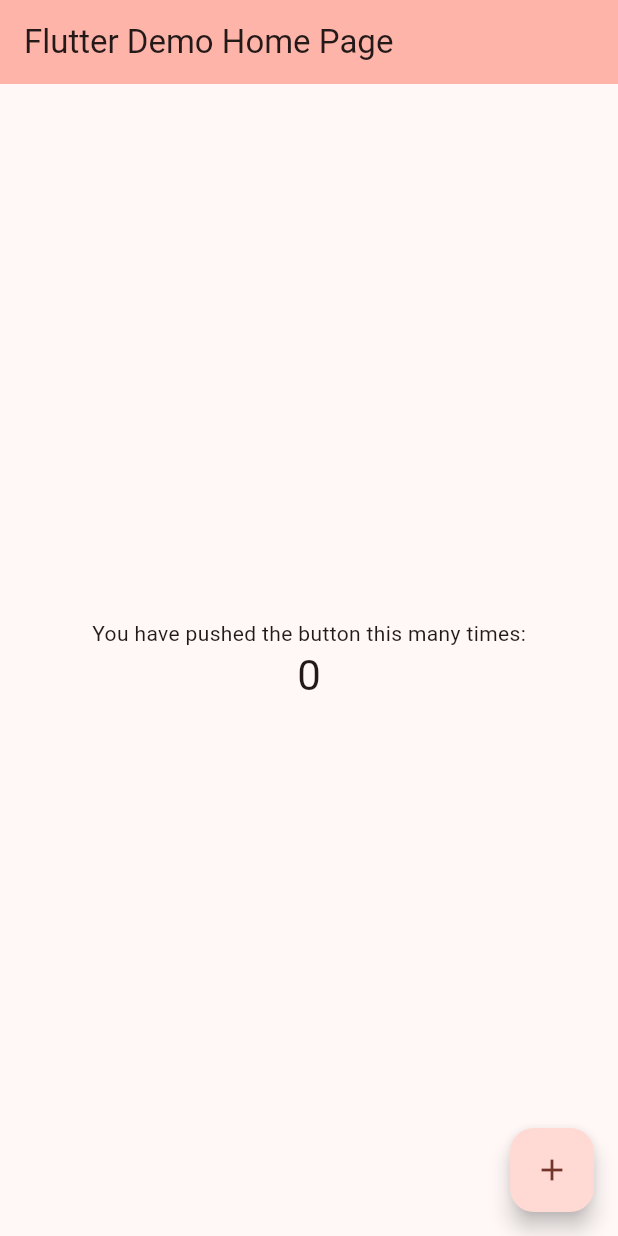
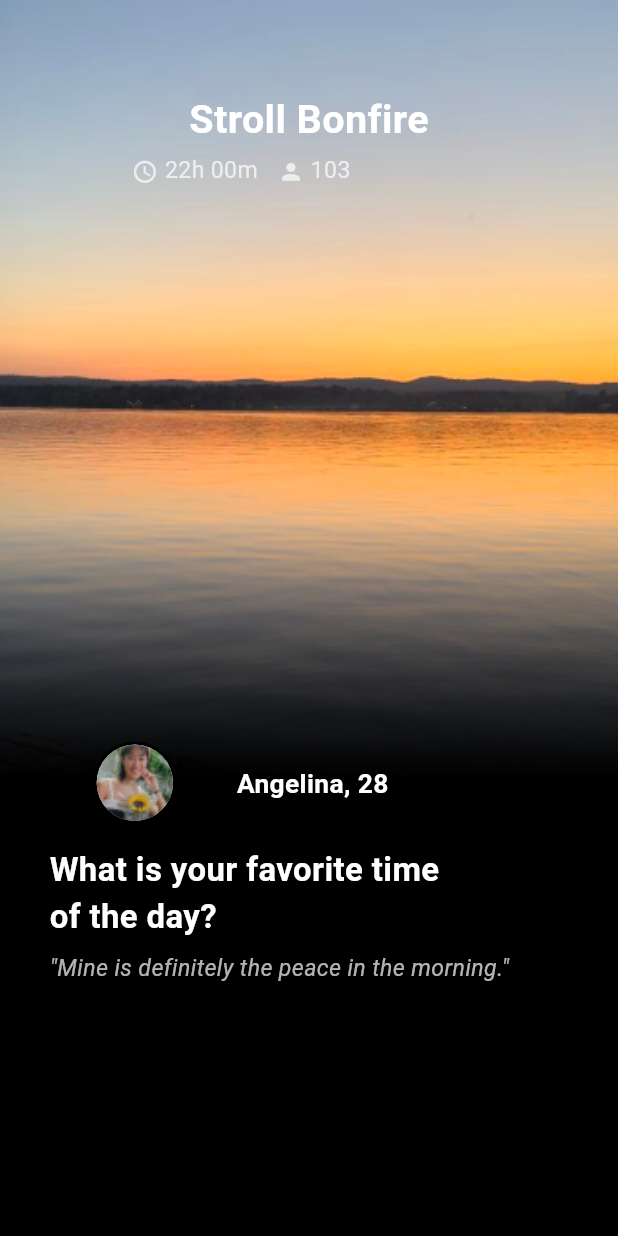
Before and after one commit to trick4u/stroll, a Flutter app: the screen it shows after launch, on a phone screen of 412 x 824 dp. Run offline on Flutter 3.47's test engine with Material 3 defaults, Android fonts, the phone set to English and light mode, and no system bars.

Commit message:
titleAndImageFix

```diff
--- a/analysis_options.yaml
+++ b/analysis_options.yaml
@@ -21,6 +21,9 @@
   # `// ignore_for_file: name_of_lint` syntax on the line or in the file
   # producing the lint.
   rules:
+    prefer_const_constructors: false
+    prefer_const_literals_to_create_immutables: false
+    prefer_const_constructors_in_immutables: false
     # avoid_print: false  # Uncomment to disable the `avoid_print` rule
     # prefer_single_quotes: true  # Uncomment to enable the `prefer_single_quotes` rule
 
--- a/lib/main.dart
+++ b/lib/main.dart
@@ -1,125 +1,27 @@
 import 'package:flutter/material.dart';
+import 'package:flutter/services.dart';
+
+import 'pages/home_page.dart';
 
 void main() {
-  runApp(const MyApp());
+  WidgetsFlutterBinding.ensureInitialized();
+  SystemChrome.setPreferredOrientations([
+    DeviceOrientation.portraitUp,
+    DeviceOrientation.portraitDown,
+  ]).then((_) {
+    runApp(const MyApp());
+  });
 }
 
 class MyApp extends StatelessWidget {
   const MyApp({super.key});
 
-  // This widget is the root of your application.
   @override
   Widget build(BuildContext context) {
-    return MaterialApp(
-      title: 'Flutter Demo',
-      theme: ThemeData(
-        // This is the theme of your application.
-        //
-        // TRY THIS: Try running your application with "flutter run". You'll see
-        // the application has a purple toolbar. Then, without quitting the app,
-        // try changing the seedColor in the colorScheme below to Colors.green
-        // and then invoke "hot reload" (save your changes or press the "hot
-        // reload" button in a Flutter-supported IDE, or press "r" if you used
-        // the command line to start the app).
-        //
-        // Notice that the counter didn't reset back to zero; the application
-        // state is not lost during the reload. To reset the state, use hot
-        // restart instead.
-        //
-        // This works for code too, not just values: Most code changes can be
-        // tested with just a hot reload.
-        colorScheme: ColorScheme.fromSeed(seedColor: Colors.red),
-        useMaterial3: true,
-      ),
-      home: const MyHomePage(title: 'Flutter Demo Home Page'),
+    return const MaterialApp(
+      debugShowCheckedModeBanner: false,
+      title: 'Stroll Flutter',
+      home: HomePage(),
     );
   }
 }
-
-class MyHomePage extends StatefulWidget {
-  const MyHomePage({super.key, required this.title});
-
-  // This widget is the home page of your application. It is stateful, meaning
-  // that it has a State object (defined below) that contains fields that affect
-  // how it looks.
-
-  // This class is the configuration for the state. It holds the values (in this
-  // case the title) provided by the parent (in this case the App widget) and
-  // used by the build method of the State. Fields in a Widget subclass are
-  // always marked "final".
-
-  final String title;
-
-  @override
-  State<MyHomePage> createState() => _MyHomePageState();
-}
-
-class _MyHomePageState extends State<MyHomePage> {
-  int _counter = 0;
-
-  void _incrementCounter() {
-    setState(() {
-      // This call to setState tells the Flutter framework that something has
-      // changed in this State, which causes it to rerun the build method below
-      // so that the display can reflect the updated values. If we changed
-      // _counter without calling setState(), then the build method would not be
-      // called again, and so nothing would appear to happen.
-      _counter++;
-    });
-  }
-
-  @override
-  Widget build(BuildContext context) {
-    // This method is rerun every time setState is called, for instance as done
-    // by the _incrementCounter method above.
-    //
-    // The Flutter framework has been optimized to make rerunning build methods
-    // fast, so that you can just rebuild anything that needs updating rather
-    // than having to individually change instances of widgets.
-    return Scaffold(
-      appBar: AppBar(
-        // TRY THIS: Try changing the color here to a specific color (to
-        // Colors.amber, perhaps?) and trigger a hot reload to see the AppBar
-        // change color while the other colors stay the same.
-        backgroundColor: Theme.of(context).colorScheme.inversePrimary,
-        // Here we take the value from the MyHomePage object that was created by
-        // the App.build method, and use it to set our appbar title.
-        title: Text(widget.title),
-      ),
-      body: Center(
-        // Center is a layout widget. It takes a single child and positions it
-        // in the middle of the parent.
-        child: Column(
-          // Column is also a layout widget. It takes a list of children and
-          // arranges them vertically. By default, it sizes itself to fit its
-          // children horizontally, and tries to be as tall as its parent.
-          //
-          // Column has various properties to control how it sizes itself and
-          // how it positions its children. Here we use mainAxisAlignment to
-          // center the children vertically; the main axis here is the vertical
-          // axis because Columns are vertical (the cross axis would be
-          // horizontal).
-          //
-          // TRY THIS: Invoke "debug painting" (choose the "Toggle Debug Paint"
-          // action in the IDE, or press "p" in the console), to see the
-          // wireframe for each widget.
-          mainAxisAlignment: MainAxisAlignment.center,
-          children: <Widget>[
-            const Text(
-              'You have pushed the button this many times:',
-            ),
-            Text(
-              '$_counter',
-              style: Theme.of(context).textTheme.headlineMedium,
-            ),
-          ],
-        ),
-      ),
-      floatingActionButton: FloatingActionButton(
-        onPressed: _incrementCounter,
-        tooltip: 'Increment',
-        child: const Icon(Icons.add),
-      ), // This trailing comma makes auto-formatting nicer for build methods.
-    );
-  }
-}
--- /dev/null
+++ b/lib/pages/home_page.dart
@@ -0,0 +1,162 @@
+import 'package:flutter/material.dart';
+
+import '../services/colors.dart';
+import '../services/scaling.dart';
+
+class HomePage extends StatelessWidget {
+  const HomePage({super.key});
+
+  @override
+  Widget build(BuildContext context) {
+    ScaleUtil.init(context);
+    return Scaffold(
+      backgroundColor: AppColors.darkColor,
+      body: Stack(
+        children: [
+          Column(
+            mainAxisAlignment: MainAxisAlignment.start,
+            crossAxisAlignment: CrossAxisAlignment.start,
+            children: [
+              Container(
+                height: ScaleUtil.proportionalHeight(70),
+                width: ScaleUtil.fullWidth,
+                decoration: BoxDecoration(
+                  image: DecorationImage(
+                    image: AssetImage('assets/sunset.png'),
+                    fit: BoxFit.cover,
+                  ),
+                ),
+                child: Container(
+                  decoration: BoxDecoration(
+                    gradient: LinearGradient(
+                      colors: [
+                        Colors.black,
+                        Colors.transparent,
+                      ],
+                      begin: Alignment.bottomCenter,
+                      end: Alignment.topCenter,
+                      stops: [0.1, 0.4],
+                    ),
+                  ),
+                ),
+              ),
+              Expanded(
+                child: Container(
+                  margin: EdgeInsets.zero,
+                  decoration: BoxDecoration(color: Colors.black),
+                ),
+              )
+            ],
+          ),
+          Positioned(
+            top: ScaleUtil.height(60),
+            left: ScaleUtil.width(80),
+            right: ScaleUtil.width(80),
+            child: Column(
+              children: [
+                Text(
+                  'Stroll Bonfire',
+                  style: TextStyle(
+                    color: Colors.white,
+                    fontSize: ScaleUtil.fontSize(24),
+                    fontWeight: FontWeight.bold,
+                  ),
+                ),
+                SizedBox(height: ScaleUtil.height(4)),
+                Row(
+                  crossAxisAlignment: CrossAxisAlignment.center,
+                  children: [
+                    Icon(
+                      Icons.access_time,
+                      color: Colors.white70,
+                      size: ScaleUtil.scale(16),
+                    ),
+                    SizedBox(width: ScaleUtil.width(4)),
+                    Text(
+                      '22h 00m',
+                      style: TextStyle(
+                        color: Colors.white70,
+                        fontSize: ScaleUtil.fontSize(14),
+                      ),
+                    ),
+                    SizedBox(width: ScaleUtil.width(12)),
+                    Icon(
+                      Icons.person,
+                      color: Colors.white70,
+                      size: ScaleUtil.scale(16),
+                    ),
+                    SizedBox(width: ScaleUtil.width(4)),
+                    Text(
+                      '103',
+                      style: TextStyle(
+                        color: Colors.white70,
+                        fontSize: ScaleUtil.fontSize(14),
+                      ),
+                    ),
+                  ],
+                ),
+              ],
+            ),
+          ),
+          // Profile Section
+          Positioned(
+            left: ScaleUtil.width(30),
+            top: ScaleUtil.proportionalHeight(60),
+            child: Column(
+              crossAxisAlignment: CrossAxisAlignment.start,
+              children: [
+                Row(
+                  children: [
+                    Container(
+                      height: ScaleUtil.scale(50),
+                      decoration: BoxDecoration(
+                        shape: BoxShape.circle,
+                        border: Border.all(
+                          color: Colors.black,
+                          width: 2,
+                        ),
+                      ),
+                      child: CircleAvatar(
+                        radius: ScaleUtil.scale(50),
+                        backgroundImage: AssetImage('assets/profile.png'),
+                      ),
+                    ),
+                    SizedBox(
+                      width: ScaleUtil.width(10),
+                    ),
+                    Text(
+                      'Angelina, 28',
+                      style: TextStyle(
+                        color: Colors.white,
+                        fontSize: ScaleUtil.fontSize(16),
+                        fontWeight: FontWeight.w600,
+                      ),
+                    ),
+                  ],
+                ),
+                SizedBox(height: ScaleUtil.height(15)),
+                Text(
+                  'What is your favorite time\nof the day?',
+                  style: TextStyle(
+                    color: Colors.white,
+                    fontSize: ScaleUtil.fontSize(20),
+                    fontWeight: FontWeight.bold,
+                  ),
+                ),
+                SizedBox(height: ScaleUtil.height(8)),
+                Text(
+                  '"Mine is definitely the peace in the morning."',
+                  style: TextStyle(
+                    color: Colors.white70,
+                    fontSize: ScaleUtil.fontSize(14),
+                    fontStyle: FontStyle.italic,
+                  ),
+                ),
+              ],
+            ),
+          ),
+        ],
+      ),
+    );
+  }
+}
--- /dev/null
+++ b/lib/services/colors.dart
@@ -0,0 +1,6 @@
+import 'package:flutter/material.dart';
+
+class AppColors{
+
+static const Color darkColor = Color(0xFF020202);
+}
--- a/lib/services/scaling.dart
+++ b/lib/services/scaling.dart
@@ -62,6 +62,28 @@
     return size * (_screenHeight! / _baseHeight);
   }
 
+  // Get full screen width
+  static double get fullWidth {
+    if (_screenWidth == null) return _baseWidth;
+    return _screenWidth!;
+  }
+
+  // Get full screen height
+  static double get fullHeight {
+    if (_screenHeight == null) return _baseHeight;
+    return _screenHeight!;
+  }
+
+  // Get proportional width (percentage of screen width)
+  static double proportionalWidth(double percentage) {
+    return fullWidth * (percentage / 100);
+  }
+
+  // Get proportional height (percentage of screen height)
+  static double proportionalHeight(double percentage) {
+    return fullHeight * (percentage / 100);
+  }
+
   // SizedBox
   static SizedBox sizedBox({double? width, double? height}) {
     return SizedBox(
@@ -85,7 +107,8 @@
   static double deviceAwareScale(double size, {double tabletFactor = 1.5}) {
     return _isTablet ? scale(size * tabletFactor) : scale(size);
   }
+
   static Radius radius(double radius) {
-  return Radius.circular(scale(radius));
+    return Radius.circular(scale(radius));
+  }
 }
-}
--- a/pubspec.yaml
+++ b/pubspec.yaml
@@ -59,8 +59,9 @@
   uses-material-design: true
 
   # To add assets to your application, add an assets section, like this:
-  # assets:
-  #   - images/a_dot_burr.jpeg
+  assets:
+     - assets/sunset.png
+     - assets/profile.png
   #   - images/a_dot_ham.jpeg
 
   # An image asset can refer to one or more resolution-specific "variants", see
```
Also changed, not shown: assets/._profile.png (added), assets/profile.png (added), assets/sunset.png (added).
